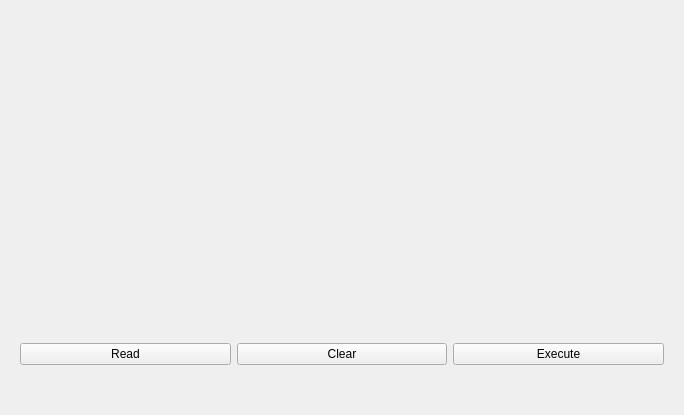
First picture: the form in src/ui-qt/sbench/wgt_sbench_command.ui, repository ptroja/mrrocpp, before the edit.
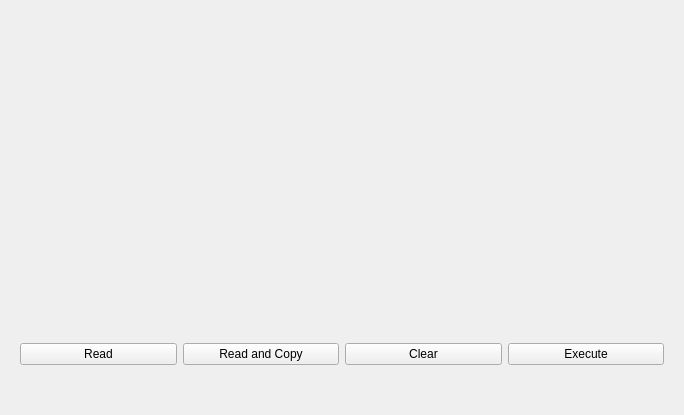
Second picture: the form after the edit.

Commit message: sbench test_mode in progress

The edit to the form file:
```diff
--- a/src/ui-qt/sbench/wgt_sbench_command.ui
+++ b/src/ui-qt/sbench/wgt_sbench_command.ui
@@ -66,6 +66,13 @@
         </property>
        </widget>
       </item>
+      <item>
+       <widget class="QPushButton" name="pushButton_read_and_copy">
+        <property name="text">
+         <string>Read and Copy</string>
+        </property>
+       </widget>
+      </item>
       <item>
        <widget class="QPushButton" name="pushButton_clear">
         <property name="text">
```
The commit also changes 2 other files.
